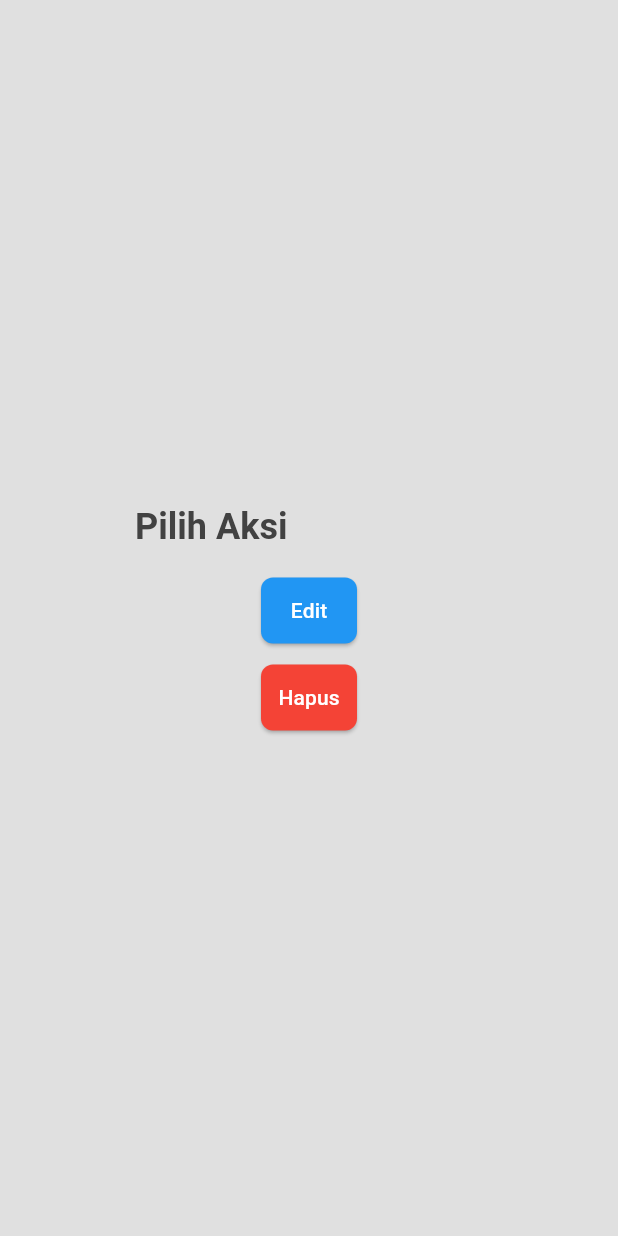
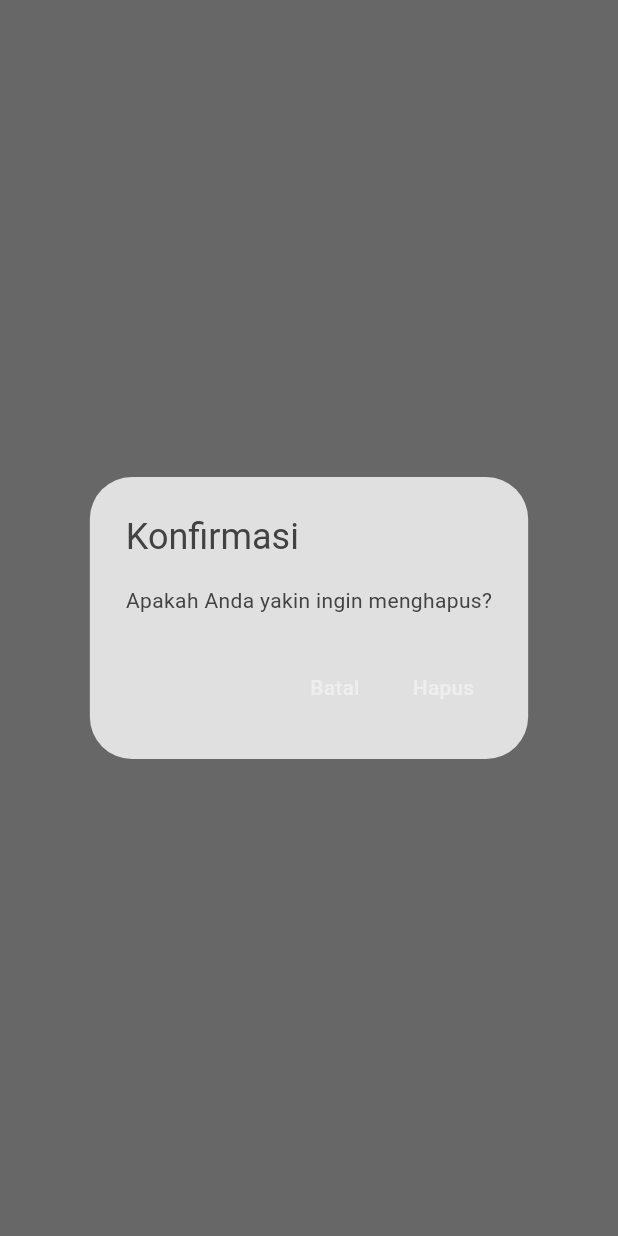
Before and after one commit to Kasehito/Firebase-Project, a Flutter app: the EditDeleteDialog widget shown alone on an empty page, opened directly with empty values, after a tap on "Hapus", on a phone screen of 412 x 824 dp. Run offline on Flutter 3.47's test engine with Material 3 defaults, Android fonts, the phone set to English and light mode, and no system bars; our stand-ins replace cloud_firestore, firebase_auth, firebase_core, firebase_messaging, firebase_storage, flutter_local_notifications and 3 more; accounts and stored records are empty.

Commit message:
Fix: [RO] fix homepage ui and edit delete dialog, fix dependencies

```diff
--- a/lib/pages/home.dart
+++ b/lib/pages/home.dart
@@ -44,13 +44,14 @@ class Home extends StatelessWidget {
     return Scaffold(
       floatingActionButton: FloatingActionButton(
         onPressed: () => _navigateToAddMenu(context),
+        backgroundColor: const Color(0xFFFF9F1C),
         child: const Icon(Icons.add),
-        backgroundColor: const Color(0xFFFF9F1C),
       ),
       body: HomeContainer(
         child: Column(
           crossAxisAlignment: CrossAxisAlignment.start,
           children: [
+            //Category
             Padding(
               padding: const EdgeInsets.symmetric(horizontal: 16),
               child: Column(
@@ -105,6 +106,7 @@ class Home extends StatelessWidget {
               ),
             ),
             const SizedBox(height: 24),
+            //Menu Title
             Padding(
               padding: const EdgeInsets.symmetric(horizontal: 16),
               child: Row(
@@ -133,7 +135,7 @@ class Home extends StatelessWidget {
                 ],
               ),
             ),
-            const SizedBox(height: 16),
+            //Menu
             Expanded(
               child: Padding(
                 padding: const EdgeInsets.symmetric(horizontal: 16),
--- a/lib/pages/widget/edit_delete_dialog.dart
+++ b/lib/pages/widget/edit_delete_dialog.dart
@@ -19,6 +19,7 @@ class EditDeleteDialog extends StatelessWidget {
       title: const Text(
         'Pilih Aksi',
         style: TextStyle(fontWeight: FontWeight.bold),
+        textAlign: TextAlign.center,
       ),
       content: Column(
         mainAxisSize: MainAxisSize.min,
@@ -39,7 +40,32 @@ class EditDeleteDialog extends StatelessWidget {
           ),
           const SizedBox(height: 10),
           ElevatedButton(
-            onPressed: onDelete,
+            onPressed: () {
+              showDialog(
+                context: context,
+                builder: (BuildContext context) {
+                  return AlertDialog(
+                    title: const Text('Konfirmasi'),
+                    content: const Text('Apakah Anda yakin ingin menghapus?'),
+                    actions: <Widget>[
+                      TextButton(
+                        onPressed: () {
+                          Navigator.of(context).pop();
+                        },
+                        child: const Text('Batal'),
+                      ),
+                      TextButton(
+                        onPressed: () {
+                          onDelete();
+                          Navigator.of(context).pop();
+                        },
+                        child: const Text('Hapus'),
+                      ),
+                    ],
+                  );
+                },
+              );
+            },
             style: ElevatedButton.styleFrom(
               backgroundColor: Colors.red,
               padding: const EdgeInsets.symmetric(vertical: 12),
--- a/lib/pages/widget/home_container.dart
+++ b/lib/pages/widget/home_container.dart
@@ -8,9 +8,7 @@ class HomeContainer extends StatelessWidget {
   @override
   Widget build(BuildContext context) {
     return Container(
-      width: 375,
-      height: 812,
-      padding: const EdgeInsets.only(top: 60, bottom: 43),
+      padding: EdgeInsets.only(top: 40),
       clipBehavior: Clip.antiAlias,
       decoration: const BoxDecoration(color: Color(0xFF393939)),
       child: child,
--- a/pubspec.yaml
+++ b/pubspec.yaml
@@ -14,12 +14,12 @@ dependencies:
   get: ^4.6.6
   google_sign_in: ^6.2.2
   hugeicons: ^0.0.7
-  image_picker:
+  image_picker: ^0.8.4+4
   firebase_storage:
   cloud_firestore:
   flutter_local_notifications: ^18.0.1
   firebase_messaging: ^15.2.1
-  shared_preferences: ^2.0.13
+  shared_preferences: ^2.0.0
   intl: ^0.20.2
 
 
```
Also changed, not shown: pubspec.lock.
